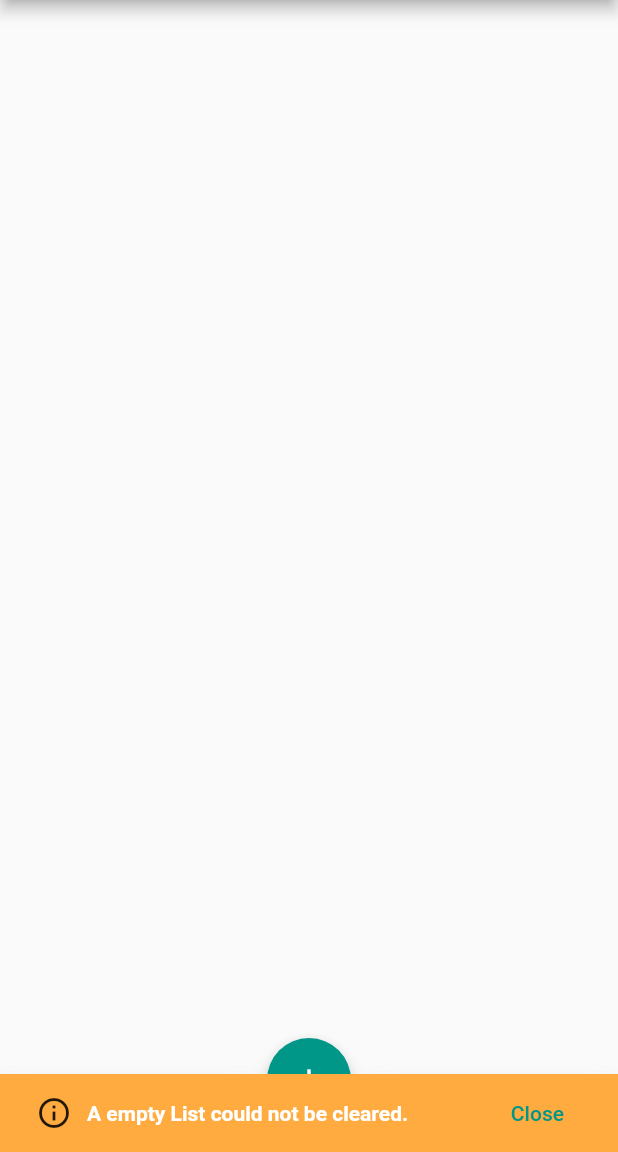
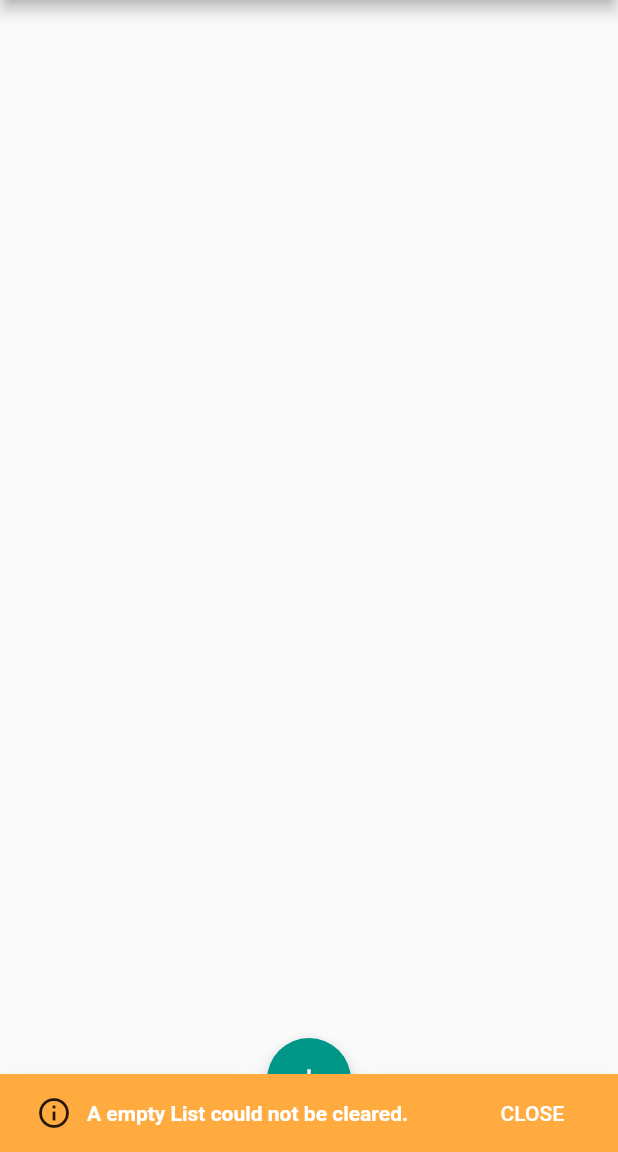
Before and after one commit to darielopper/flutter_todo_app, a Flutter app: the screen it shows after launch, after a tap on the "clear all" icon, on a phone screen of 412 x 824 dp, the part 84-1236 px from its top. Run offline on Flutter 3.47's test engine with Material 2 defaults, Android fonts, the phone set to English and light mode, and no system bars.

Commit message:
fix design

```diff
--- a/lib/components/home_page.dart
+++ b/lib/components/home_page.dart
@@ -143,7 +143,12 @@ class _MyHomePageState extends State<MyHomePage> {
           ],
         ),
         duration: Duration(seconds: 7),
-        action: SnackBarAction(key: Key('close_snackbar'), label: 'Close', onPressed: () => Scaffold.of(context).hideCurrentSnackBar(),),
+        action: SnackBarAction(
+          key: Key('close_snackbar'),
+          label: 'CLOSE',
+          textColor: Colors.white,
+          onPressed: () => Scaffold.of(context).hideCurrentSnackBar(),
+        ),
       ));
 
       return;
```
